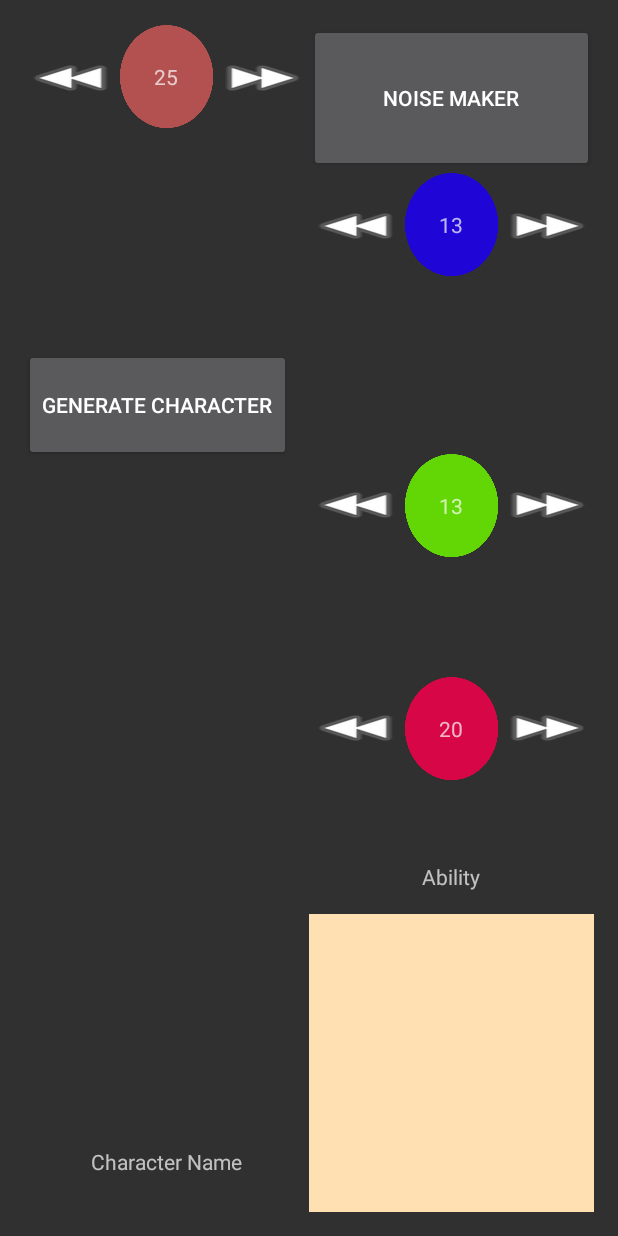
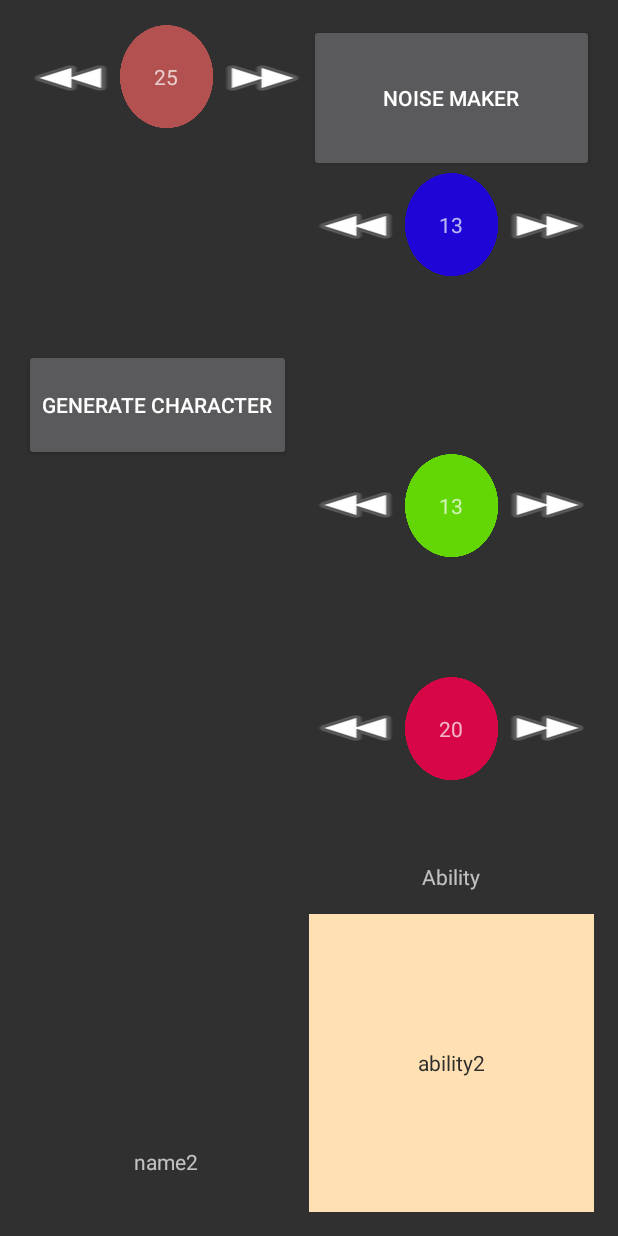
Before and after one commit to MatthewOwens/ThreeBlindWizards, an Android app: the screen it shows after launch (MainActivity), after a tap on "GENERATE CHARACTER", on a phone screen of 412 x 824 dp. Run offline under Robolectric (Android 15) with nearby library versions, the phone set to English and light mode, and no system bars; 3 other taps on this screen came first.

Commit message:
Names & abilities

```diff
--- a/app/src/main/java/tech/mowens/threeblindwizards/MainActivity.java
+++ b/app/src/main/java/tech/mowens/threeblindwizards/MainActivity.java
@@ -12,6 +12,7 @@ import android.widget.ImageView;
 import android.widget.TextView;
 
 import java.util.Random;
+import java.util.Vector;
 
 public class MainActivity extends AppCompatActivity implements View.OnClickListener {
     public enum ButtonType {
@@ -48,6 +49,9 @@ public class MainActivity extends AppCompatActivity implements View.OnClickListe
 
     private final int startingHealth = 25;
 
+    private Vector<String> nameArr = new Vector<String>();
+    private Vector<String> abilityArr = new Vector<String>();
+
     @Override
     protected void onCreate(Bundle savedInstanceState) {
         super.onCreate(savedInstanceState);
@@ -56,6 +60,8 @@ public class MainActivity extends AppCompatActivity implements View.OnClickListe
         this.getWindow().setFlags(WindowManager.LayoutParams.FLAG_FULLSCREEN,
                 WindowManager.LayoutParams.FLAG_FULLSCREEN);
         setContentView(R.layout.activity_main);
+
+        populateStrings();
 
         // Initilizing the stats
         for(int i = 0; i < 4; ++i)
@@ -119,6 +125,7 @@ public class MainActivity extends AppCompatActivity implements View.OnClickListe
 
     private void genCharacter()
     {
+        Random rand = new Random();
         Log.i("MAIN", "genCharacter");
         genStatValues();
 
@@ -126,6 +133,22 @@ public class MainActivity extends AppCompatActivity implements View.OnClickListe
             stats[i].textView.setText(Integer.toString(stats[i].val));
 
         modifyHealth(startingHealth - stats[StatTypes.HEALTH.index].val);
+
+        name.setText(nameArr.get(rand.nextInt(nameArr.size())));
+        ability.setText(abilityArr.get(rand.nextInt(abilityArr.size())));
+    }
+
+    private void populateStrings()
+    {
+        nameArr.add("name0");
+        nameArr.add("name1");
+        nameArr.add("name2");
+        nameArr.add("name3");
+
+        abilityArr.add("ability0");
+        abilityArr.add("ability1");
+        abilityArr.add("ability2");
+        abilityArr.add("ability3");
     }
 
     private void modifyHealth(int mod)
--- a/app/src/main/res/layout/activity_main.xml
+++ b/app/src/main/res/layout/activity_main.xml
@@ -208,7 +208,7 @@
             android:layout_weight="1"
             android:gravity="center"
             android:background="#ffe0b2"
-            android:textColor="@color/abc_background_cache_hint_selector_material_dark" />
+            android:textColor="#2d2d2d" />
 
     </LinearLayout>
 </LinearLayout>
```
